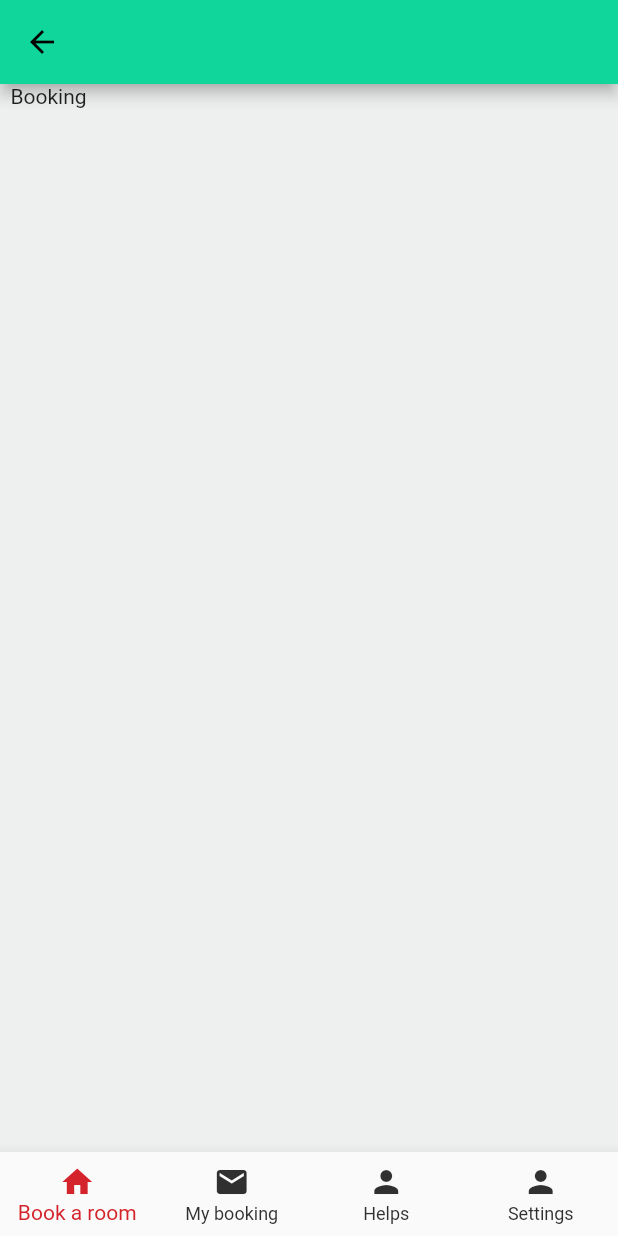
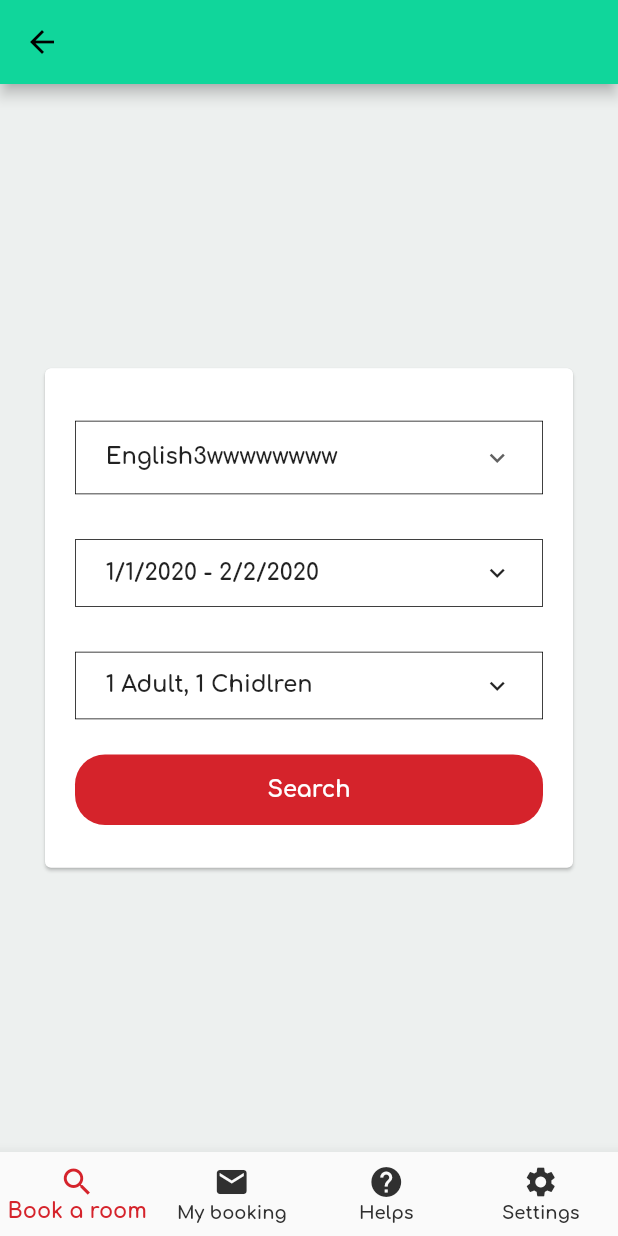
Before and after one commit to ThuTinh/Architecture_Bloc_flutter, a Flutter app: the Home screen opened directly, on a phone screen of 412 x 824 dp. Run offline on Flutter 3.47's test engine with Material 2 defaults, Android fonts, the phone set to English and light mode, and no system bars; our stand-ins replace bloc, equatable, flutter_bloc, get_it, logger, shared_preferences; accounts and stored records are empty.

Commit message:
some thing

```diff
--- a/lib/screens/booking/booking_screen.dart
+++ b/lib/screens/booking/booking_screen.dart
@@ -1,3 +1,7 @@
+import 'package:demo_bloc/widgets/button_widget.dart';
+import 'package:demo_bloc/screens/booking/widgets/dropdown_select_hotel_widget.dart';
+import 'package:demo_bloc/screens/booking/widgets/select_pepole_widget.dart';
+import 'package:demo_bloc/screens/booking/widgets/select_time_widget.dart';
 import 'package:demo_bloc/utils/app_colors.dart';
 import 'package:flutter/cupertino.dart';
 import 'package:flutter/material.dart';
@@ -10,13 +14,36 @@ class BookingScreen extends StatefulWidget {
 }
 
 class _BookingScreen extends State<BookingScreen> {
+  static doSomething() {
+    print('i ne: kaka');
+  }
+
   @override
   Widget build(BuildContext context) {
     return Scaffold(
       backgroundColor: AppColors.backgroundColorGray,
-      body: Container(
-        decoration: BoxDecoration(),
-        child: Text("  Booking"),
+      body: Center(
+        child: Card(
+            margin: EdgeInsets.symmetric(horizontal: 30),
+            child: Wrap(
+              children: [
+                SizedBox(
+                  height: 20,
+                  width: 10,
+                ),
+                DropdownHotelWiget(),
+                SelectimeWiget(),
+                SelectPepoleWiget(),
+                CustomRedButton(
+                  title: "Search",
+                  callback: doSomething,
+                ),
+                SizedBox(
+                  height: 20,
+                  width: 10,
+                ),
+              ],
+            )),
       ),
     );
   }
--- /dev/null
+++ b/lib/screens/booking/widgets/dropdown_select_hotel_widget.dart
@@ -0,0 +1,89 @@
+import 'package:flutter/cupertino.dart';
+import 'package:flutter/material.dart';
+
+class DropdownHotelWiget extends StatefulWidget {
+  @override
+  State<StatefulWidget> createState() {
+    return _DropdownHotelWiget();
+  }
+}
+
+class _DropdownHotelWiget extends State<DropdownHotelWiget> {
+  List<Hotel> _hotels = Hotels.getHotels();
+  List<DropdownMenuItem<Hotel>> _dropdownMenuItems;
+  Hotel _hotelSelected;
+
+  @override
+  void initState() {
+    _dropdownMenuItems = buildDropdonwnMenuItems();
+    initHotelSelect();
+    super.initState();
+  }
+
+  initHotelSelect() {
+    _hotelSelected = _hotels.isEmpty ? null : _hotels.elementAt(0);
+  }
+
+  buildDropdonwnMenuItems() {
+    List<DropdownMenuItem<Hotel>> result = List();
+    for (var hotel in _hotels) {
+      result.add(DropdownMenuItem(
+        child: Container(
+          child: Text(
+            hotel.name,
+          ),
+        ),
+        value: hotel,
+      ));
+    }
+    return result;
+  }
+
+  onChangeHotel(Hotel hotel) {
+    setState(() {
+      _hotelSelected = hotel;
+    });
+  }
+
+  @override
+  Widget build(BuildContext context) {
+    return Container(
+        decoration: BoxDecoration(
+          border: Border.all(width: 0.5),
+        ),
+        margin: EdgeInsets.symmetric(horizontal: 20, vertical: 15),
+        padding: EdgeInsets.symmetric(horizontal: 20),
+        // width: MediaQuery.of(context).size.width,
+        child: DropdownButton(
+          focusColor: Color(0xffC4C4C4),
+          underline: Container(),
+          iconSize: 20,
+          icon: Icon(Icons.keyboard_arrow_down),
+          isExpanded: true,
+          items: _dropdownMenuItems,
+          onChanged: onChangeHotel,
+          value: _hotelSelected,
+        ));
+  }
+}
+
+class Hotel {
+  final String name;
+  Hotel(this.name);
+}
+
+class Hotels {
+  static List<Hotel> getHotels() {
+    return [
+      Hotel("English3wwwwwwww"),
+      Hotel("Filand"),
+      Hotel("Estonia"),
+      Hotel("English1"),
+      Hotel("Filand1"),
+      Hotel("Estonia2"),
+      Hotel("English3"),
+      Hotel("Filand7"),
+      Hotel("Estonia4"),
+    ];
+  }
+}
--- /dev/null
+++ b/lib/screens/booking/widgets/select_pepole_widget.dart
@@ -0,0 +1,97 @@
+import 'package:demo_bloc/screens/booking/widgets/dropdown_select_number_pepole.dart';
+import 'package:demo_bloc/widgets/button_widget.dart';
+import 'package:flutter/cupertino.dart';
+import 'package:flutter/material.dart';
+
+class SelectPepoleWiget extends StatefulWidget {
+  @override
+  State<StatefulWidget> createState() {
+    return _SelectPepoleWiget();
+  }
+}
+
+class _SelectPepoleWiget extends State<SelectPepoleWiget> {
+  void applyInfoSelect() {
+    print("applyInfoSelect");
+    Navigator.of(context).pop();
+  }
+
+  showDialogChoosePepole() {
+    showDialog(
+        context: context,
+        builder: (BuildContext context) => AlertDialog(
+              title: Text(
+                "Select rooms and guests",
+                style: TextStyle(fontFamily: "Comfortaa"),
+              ),
+              content: StatefulBuilder(
+                builder: (BuildContext context, StateSetter setState) {
+                  return Column(mainAxisSize: MainAxisSize.min, children: [
+                    Row(
+                      mainAxisAlignment: MainAxisAlignment.spaceBetween,
+                      children: [
+                        Text(
+                          "Rooms",
+                        ),
+                        SizedBox(
+                          width: 10,
+                        ),
+                        DropdownSelectNumberWiget()
+                      ],
+                    ),
+                    Row(
+                      mainAxisAlignment: MainAxisAlignment.spaceBetween,
+                      children: [Text("Adults"), DropdownSelectNumberWiget()],
+                    ),
+                    Row(
+                      mainAxisAlignment: MainAxisAlignment.spaceBetween,
+                      children: [
+                        Text("Chidren",
+                            style: TextStyle(
+                              fontFamily: "Comfortaa",
+                            )),
+                        DropdownSelectNumberWiget()
+                      ],
+                    ),
+                    Container(
+                      margin: EdgeInsets.only(top: 10),
+                      child: CustomRedButton(
+                        title: "Apply",
+                        callback: applyInfoSelect,
+                      ),
+                    ),
+                    Container(
+                      child: Text(
+                        "Clear",
+                        style: TextStyle(decoration: TextDecoration.underline),
+                      ),
+                    )
+                  ]);
+                },
+              ),
+            ));
+  }
+
+  @override
+  Widget build(BuildContext context) {
+    return GestureDetector(
+        onTap: showDialogChoosePepole,
+        child: Container(
+            decoration: BoxDecoration(
+              border: Border.all(width: 0.5),
+            ),
+            margin: EdgeInsets.symmetric(horizontal: 20, vertical: 15),
+            padding: EdgeInsets.symmetric(horizontal: 20, vertical: 12),
+            width: MediaQuery.of(context).size.width,
+            child: Row(
+              mainAxisAlignment: MainAxisAlignment.spaceBetween,
+              children: [
+                Text("1 Adult, 1 Chidlren"),
+                Icon(
+                  Icons.keyboard_arrow_down,
+                  size: 20,
+                )
+              ],
+            )));
+  }
+}
--- /dev/null
+++ b/lib/screens/booking/widgets/select_time_widget.dart
@@ -0,0 +1,50 @@
+import 'package:flutter/cupertino.dart';
+import 'package:flutter/material.dart';
+
+class SelectimeWiget extends StatefulWidget {
+  @override
+  State<StatefulWidget> createState() {
+    return _SelectimeWiget();
+  }
+}
+
+class _SelectimeWiget extends State<SelectimeWiget> {
+  DateTime _fromDate = DateTime.now();
+// DateFormat.yMMMd().format(_fromDate);
+  Future<void> _showDatePicker() async {
+    final picked = await showDatePicker(
+      context: context,
+      initialDate: _fromDate,
+      firstDate: DateTime(2015, 1),
+      lastDate: DateTime(2100),
+    );
+    if (picked != null && picked != _fromDate) {
+      setState(() {
+        _fromDate = picked;
+      });
+    }
+  }
+
+  @override
+  Widget build(BuildContext context) {
+    return GestureDetector(
+        onTap: _showDatePicker,
+        child: Container(
+            decoration: BoxDecoration(
+              border: Border.all(width: 0.5),
+            ),
+            margin: EdgeInsets.symmetric(horizontal: 20, vertical: 15),
+            padding: EdgeInsets.symmetric(horizontal: 20, vertical: 12),
+            width: MediaQuery.of(context).size.width,
+            child: Row(
+              mainAxisAlignment: MainAxisAlignment.spaceBetween,
+              children: [
+                Text("1/1/2020 - 2/2/2020"),
+                Icon(
+                  Icons.keyboard_arrow_down,
+                  size: 20,
+                )
+              ],
+            )));
+  }
+}
--- a/lib/screens/home/home_screen.dart
+++ b/lib/screens/home/home_screen.dart
@@ -46,7 +46,7 @@ class _Home extends State<Home> {
             type: BottomNavigationBarType.fixed,
             items: [
               BottomNavigationBarItem(
-                  icon: new Icon(Icons.home),
+                  icon: new Icon(Icons.search),
                   title: new Text(
                     "Book a room",
                   )),
@@ -56,9 +56,9 @@ class _Home extends State<Home> {
                     "My booking",
                   )),
               BottomNavigationBarItem(
-                  icon: new Icon(Icons.person), title: new Text("Helps")),
+                  icon: new Icon(Icons.help), title: new Text("Helps")),
               BottomNavigationBarItem(
-                  icon: new Icon(Icons.person), title: new Text("Settings")),
+                  icon: new Icon(Icons.settings), title: new Text("Settings")),
             ]),
         body: _children[_currentIndex]);
   }
--- /dev/null
+++ b/lib/widgets/button_widget.dart
@@ -0,0 +1,38 @@
+import 'package:demo_bloc/utils/app_colors.dart';
+import 'package:flutter/cupertino.dart';
+import 'package:flutter/material.dart';
+
+class CustomRedButton extends StatefulWidget {
+  final String title;
+  // final void Function(int) callback;
+  final void Function() callback;
+
+  CustomRedButton({this.title, this.callback});
+
+  @override
+  State<StatefulWidget> createState() {
+    return _CustomRedButton();
+  }
+}
+
+class _CustomRedButton extends State<CustomRedButton> {
+  @override
+  Widget build(BuildContext context) {
+    return Container(
+      padding: EdgeInsets.symmetric(horizontal: 20, vertical: 8),
+      width: MediaQuery.of(context).size.width,
+      child: FlatButton(
+        padding: EdgeInsets.symmetric(vertical: 15),
+        shape: RoundedRectangleBorder(borderRadius: BorderRadius.circular(20)),
+        color: AppColors.red,
+        onPressed: () {
+          widget.callback();
+        },
+        child: Text(
+          widget.title,
+          style: TextStyle(color: Colors.white),
+        ),
+      ),
+    );
+  }
+}
--- a/lib/widgets/dropdown_languages_widgets.dart
+++ b/lib/widgets/dropdown_languages_widgets.dart
@@ -1,6 +1,5 @@
 import 'package:demo_bloc/blocs/language/language_bloc.dart';
 import 'package:demo_bloc/constants/common.dart';
-import 'package:demo_bloc/utils/app_localizations.dart';
 import 'package:flutter/cupertino.dart';
 import 'package:flutter/material.dart';
 import 'package:flutter_bloc/flutter_bloc.dart';
```
Also changed, not shown: lib/screens/booking/widgets/dropdown_select_number_pepole.dart (added, +68 -0 lines), lib/screens/booking/widgets/tesst.dart (added, +111 -0 lines), lib/screens/help/help_screen.dart (+6 -1 lines), lib/utils/theme.dart (+12 -4 lines), pubspec.yaml (+19 -12 lines), assets/images/logo_omena.png (renamed from images/logo/logo_omena.png), assets/images/test.svg (added), fonts/Comfortaa-Bold.ttf (added), fonts/Comfortaa-Light.ttf (added), fonts/Comfortaa-Medium.ttf (added), fonts/Comfortaa-Regular.ttf (added), fonts/Comfortaa-SemiBold.ttf (added), i18n/test.svg (added).
